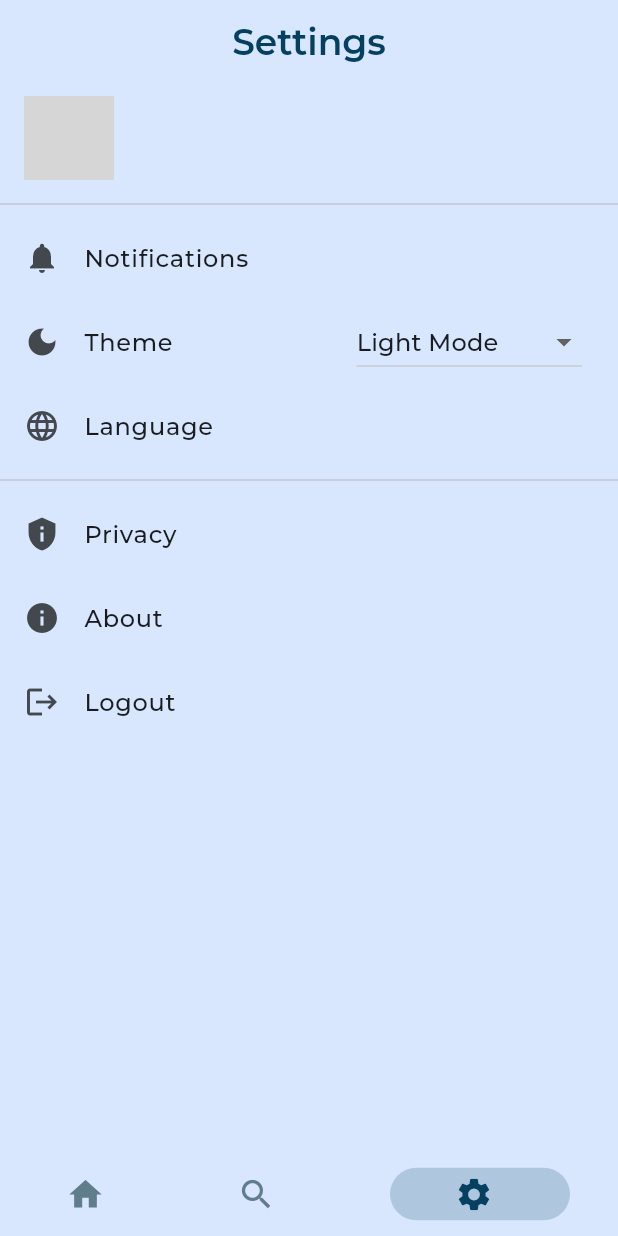
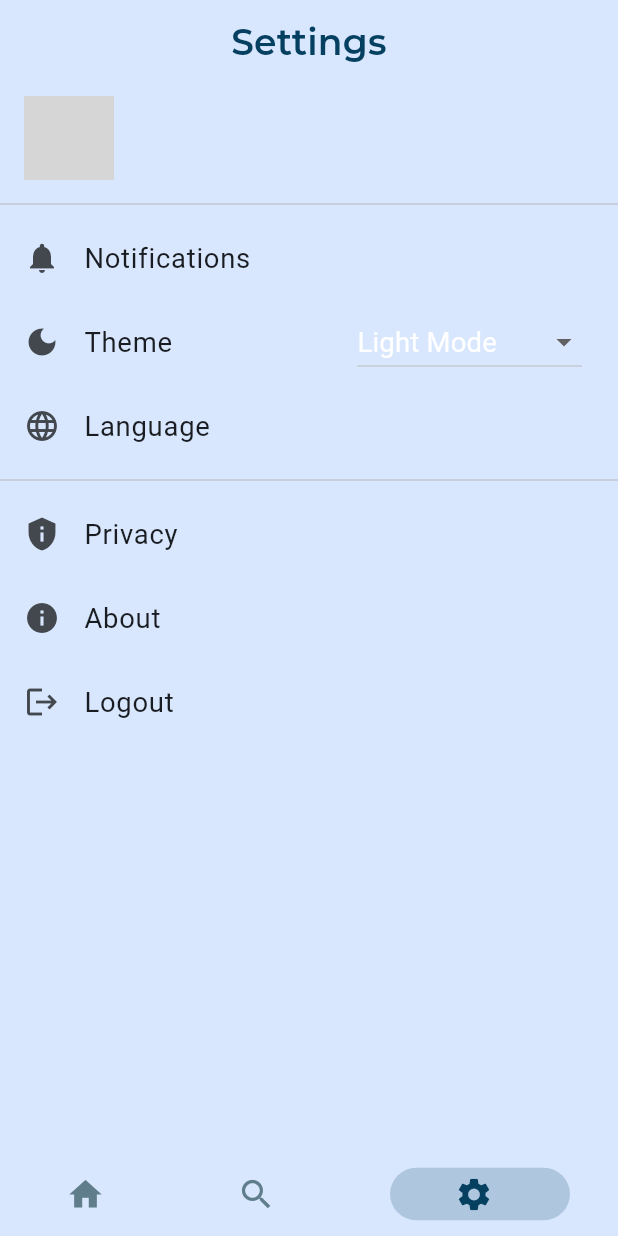
Before and after one commit to engAhmedSami/NewsAppAdv, a Flutter app: the AuthHandler screen opened by its route, item 3 of the bottom bar chosen, on a phone screen of 412 x 824 dp. Run offline on Flutter 3.47's test engine with Material 3 defaults, Android fonts, the phone set to English and light mode, and no system bars; drawn by our look-alikes of persistent_bottom_nav_bar; our stand-ins replace cached_network_image, cloud_firestore, country_picker, dartz, dio, dots_indicator and 16 more; missing offline and left inert: flutter_facebook_auth; accounts and stored records are empty; network calls fail; project files that could hold a hidden picture were left out; grey boxes are pictures that could not be loaded.

Commit message:
"Updated theme provider, themas, setting view body, edit profile body, and main files; added TextAdaptWidget; and updated pubspec files."

```diff
--- a/lib/Core/utils/themas.dart
+++ b/lib/Core/utils/themas.dart
@@ -1,7 +1,9 @@
 import 'package:flutter/material.dart';
+import 'package:flutter_screenutil/flutter_screenutil.dart';
 import 'package:newsapp/Core/utils/app_colors.dart';
 
 ThemeData lightmode = ThemeData(
+  textTheme: Typography.englishLike2018.apply(fontSizeFactor: 1.sp),
   scaffoldBackgroundColor: AppColors.primaryColor,
   brightness: Brightness.light,
   fontFamily: 'Montserrat',
@@ -12,6 +14,7 @@ ThemeData lightmode = ThemeData(
 );
 
 ThemeData darkmode = ThemeData(
+  textTheme: Typography.englishLike2018.apply(fontSizeFactor: 1.sp),
   brightness: Brightness.dark,
   fontFamily: 'Montserrat',
   colorScheme: ColorScheme.fromSeed(
--- a/lib/Featuers/home/user_info/persentation/views/widget/edit_profile_body.dart
+++ b/lib/Featuers/home/user_info/persentation/views/widget/edit_profile_body.dart
@@ -232,6 +232,8 @@
 //     }
 //   }
 
+// ignore_for_file: use_build_context_synchronously
+
 //   @override
 //   Widget build(BuildContext context) {
 //     return Scaffold(
@@ -364,7 +366,7 @@ class EditUserInfoViewState extends State<EditUserInfoView> {
       widget.onUserInfoUpdated();
 
       if (context.mounted) {
-        Navigator.of(context).pop(true); // Notify parent widget of the update
+        Navigator.of(context).pop(); // Notify parent widget of the update
       }
     } catch (e) {
       debugPrint("Error updating user info: $e");
--- a/pubspec.yaml
+++ b/pubspec.yaml
@@ -47,6 +47,7 @@ dependencies:
   flutter_facebook_auth: ^7.0.1
   flutter_localizations:
     sdk: flutter
+  flutter_screenutil: ^5.9.3
   flutter_svg: ^2.0.10+1
   flutter_svprogresshud: ^1.0.1
   font_awesome_flutter: ^10.7.0
```
Also changed, not shown: lib/Featuers/home/presentation/views/widget/setteing_view_body.dart (+14 -2 lines), pubspec.lock.
